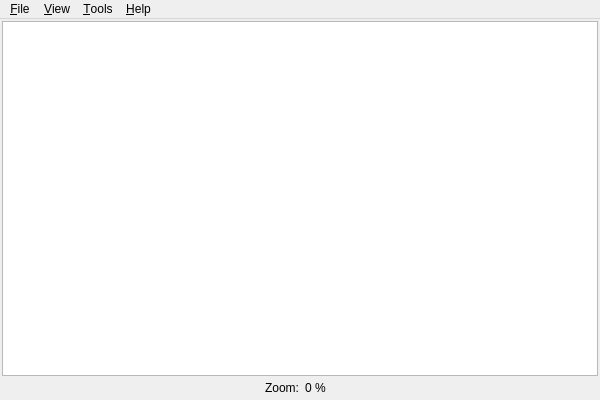
Before: the Qt Designer form mainwindow.ui in kofes/satelliteQt, drawn with Qt 5.
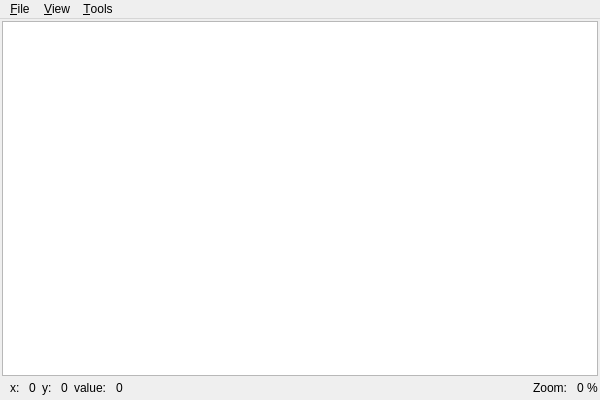
After: the same form once the commit is applied.

```diff
--- a/mainwindow.ui
+++ b/mainwindow.ui
@@ -50,11 +50,59 @@
      </widget>
     </item>
     <item row="1" column="4" colspan="4">
-     <layout class="QHBoxLayout" name="horizontalLayout" stretch="0,1,1,0">
+     <layout class="QHBoxLayout" name="horizontalLayout" stretch="0,0">
       <property name="spacing">
        <number>2</number>
       </property>
       <item>
+       <layout class="QHBoxLayout" name="horizontalLayout_2">
+        <item>
+         <widget class="QLabel" name="label_x">
+          <property name="text">
+           <string>x: </string>
+          </property>
+         </widget>
+        </item>
+        <item>
+         <widget class="QLabel" name="label_x_coord">
+          <property name="text">
+           <string>0</string>
+          </property>
+         </widget>
+        </item>
+        <item>
+         <widget class="QLabel" name="label_y">
+          <property name="text">
+           <string>y: </string>
+          </property>
+         </widget>
+        </item>
+        <item>
+         <widget class="QLabel" name="label_y_coord">
+          <property name="text">
+           <string>0</string>
+          </property>
+         </widget>
+        </item>
+        <item>
+         <widget class="QLabel" name="label_value">
+          <property name="text">
+           <string>value: </string>
+          </property>
+         </widget>
+        </item>
+        <item>
+         <widget class="QLabel" name="label_value_set">
+          <property name="text">
+           <string>0</string>
+          </property>
+         </widget>
+        </item>
+       </layout>
+      </item>
+      <item>
+       <layout class="QHBoxLayout" name="horizontalLayout_3">
+        <item>
        <spacer name="horizontalSpacer_2">
         <property name="orientation">
          <enum>Qt::Horizontal</enum>
@@ -67,8 +115,8 @@
         </property>
        </spacer>
       </item>
-      <item alignment="Qt::AlignRight">
-       <widget class="QLabel" name="label_2">
+        <item>
+         <widget class="QLabel" name="label">
         <property name="text">
          <string>Zoom: </string>
         </property>
@@ -81,18 +129,7 @@
         </property>
        </widget>
       </item>
-      <item>
-       <spacer name="horizontalSpacer">
-        <property name="orientation">
-         <enum>Qt::Horizontal</enum>
-        </property>
-        <property name="sizeHint" stdset="0">
-         <size>
-          <width>40</width>
-          <height>20</height>
-         </size>
-        </property>
-       </spacer>
+       </layout>
       </item>
      </layout>
     </item>
@@ -129,16 +166,9 @@
     </property>
     <addaction name="actionCalc"/>
    </widget>
-   <widget class="QMenu" name="menuHelp">
-    <property name="title">
-     <string>&amp;Help</string>
-    </property>
-    <addaction name="actionAbout_us"/>
-   </widget>
    <addaction name="menuFile"/>
    <addaction name="menuView"/>
    <addaction name="menuTools"/>
-   <addaction name="menuHelp"/>
   </widget>
   <action name="actionOpen">
    <property name="text">
```
Left out of the diff: 3 changed lines with no effect on the pictures. Lines whose indentation alone changed are shown as unchanged.
